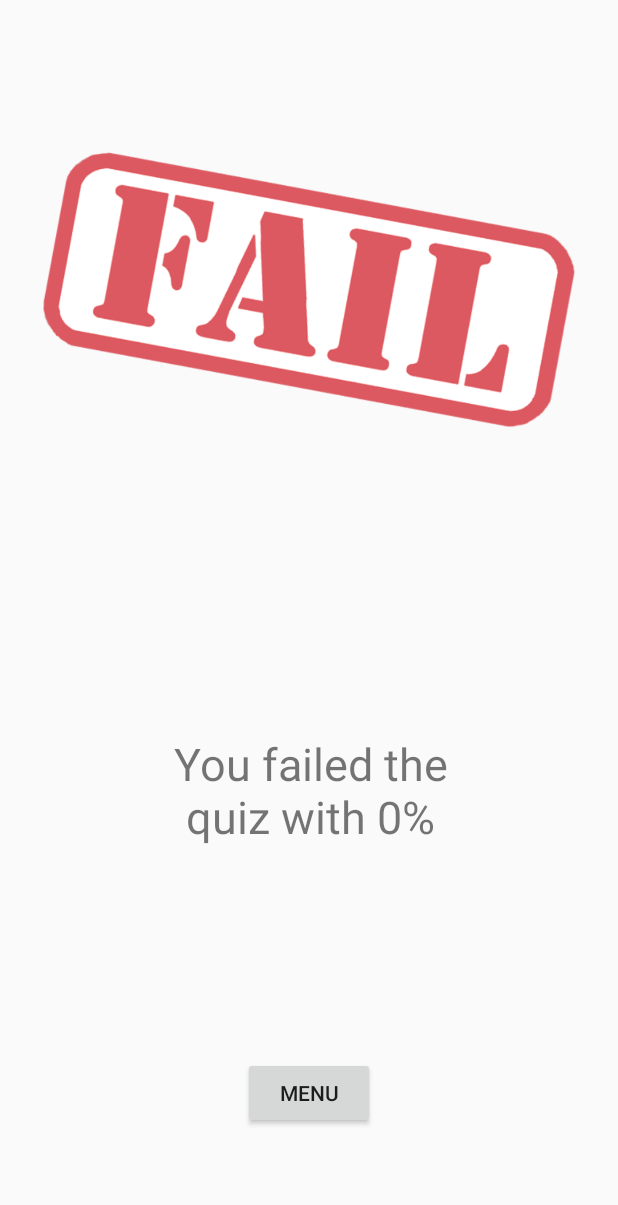
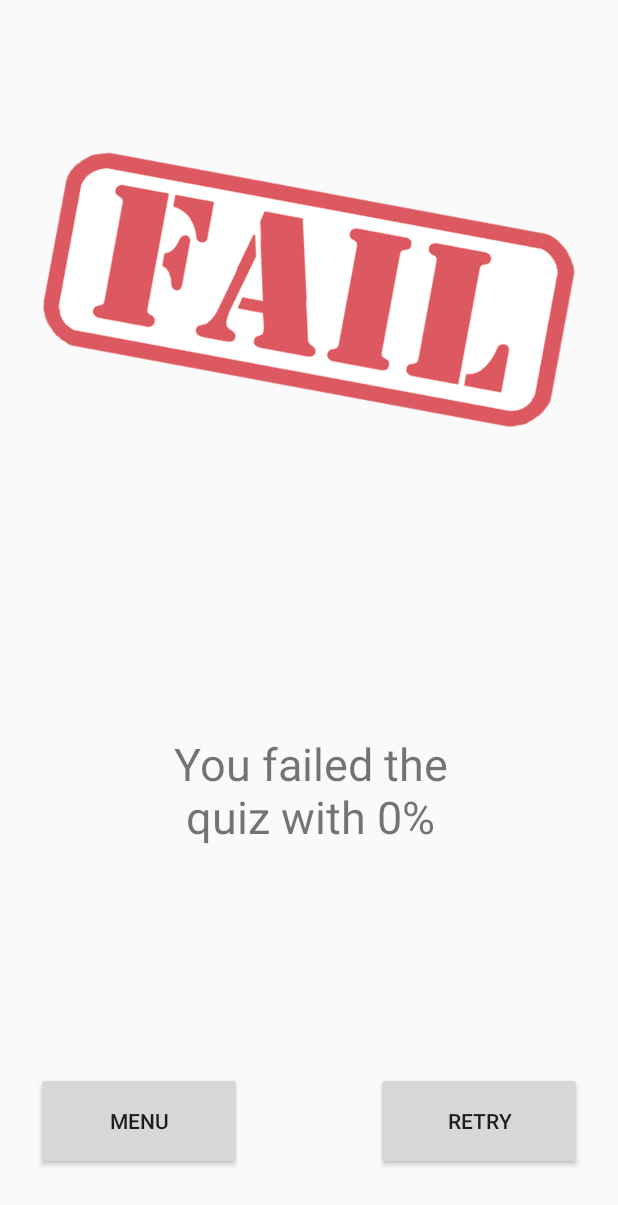
Before and after one commit to Tom819s/QuizMasterMonth2, an Android app: the Results screen opened directly, with no data from a screen before it, on a phone screen of 412 x 824 dp. Shown: the top 1205 px of the screen. Run offline under Robolectric (Android 15) with nearby library versions, the phone set to English and light mode, and no system bars.

Commit message:
Added retry button and timer text changes to correct/wrong based on your answer before moving on to next answer

```diff
--- a/app/src/main/java/pp2/fullsailuniversity/secondbuild/Results.java
+++ b/app/src/main/java/pp2/fullsailuniversity/secondbuild/Results.java
@@ -12,7 +12,7 @@ import android.widget.TextView;
 public class Results extends AppCompatActivity
 {
     public static int score, totalquestions;
-    Button menu;
+    Button menu, retry;
 
     @Override
     protected void onCreate(Bundle savedInstanceState)
@@ -24,6 +24,7 @@ public class Results extends AppCompatActivity
         TextView resultsText = findViewById(R.id.resultsText);
 
         menu = findViewById(R.id.return_to_menu);
+        retry = findViewById(R.id.retryGame);
         score = MainGameActivity.score.get();
         totalquestions = MainGameActivity.i.get() + 1;
 
@@ -57,5 +58,14 @@ public class Results extends AppCompatActivity
 
 
         });
+        retry.setOnClickListener((View) ->
+        {
+            Intent toMainGame = new Intent(Results.this, MainGameActivity.class);
+            finish();
+            startActivity(toMainGame);
+            overridePendingTransition(R.anim.slide_in_left, R.anim.slide_out_right);
+
+
+        });
     }
 }
--- a/app/src/main/res/layout/results_screen.xml
+++ b/app/src/main/res/layout/results_screen.xml
@@ -55,15 +55,31 @@
 
     <Button
         android:id="@+id/return_to_menu"
-        android:layout_width="wrap_content"
-        android:layout_height="wrap_content"
-        android:layout_marginBottom="8dp"
+        android:layout_width="137dp"
+        android:layout_height="65dp"
+        android:layout_marginBottom="44dp"
+        android:layout_marginStart="24dp"
         android:layout_marginTop="8dp"
         android:text="Menu"
         app:layout_constraintBottom_toBottomOf="parent"
-        app:layout_constraintEnd_toEndOf="parent"
         app:layout_constraintStart_toStartOf="parent"
         app:layout_constraintTop_toTopOf="parent"
-        app:layout_constraintVertical_bias="0.917" />
+        app:layout_constraintVertical_bias="1.0" />
+
+    <Button
+        android:id="@+id/retryGame"
+        android:layout_width="137dp"
+        android:layout_height="65dp"
+        android:layout_marginBottom="44dp"
+        android:layout_marginEnd="24dp"
+        android:layout_marginStart="8dp"
+        android:layout_marginTop="8dp"
+        android:text="Retry"
+        app:layout_constraintBottom_toBottomOf="parent"
+        app:layout_constraintEnd_toEndOf="parent"
+        app:layout_constraintHorizontal_bias="1.0"
+        app:layout_constraintStart_toEndOf="@+id/return_to_menu"
+        app:layout_constraintTop_toTopOf="parent"
+        app:layout_constraintVertical_bias="1.0" />
 
 </android.support.constraint.ConstraintLayout>
```
Also changed, not shown: app/src/main/java/pp2/fullsailuniversity/secondbuild/MainGameActivity.java (+18 -3 lines).
